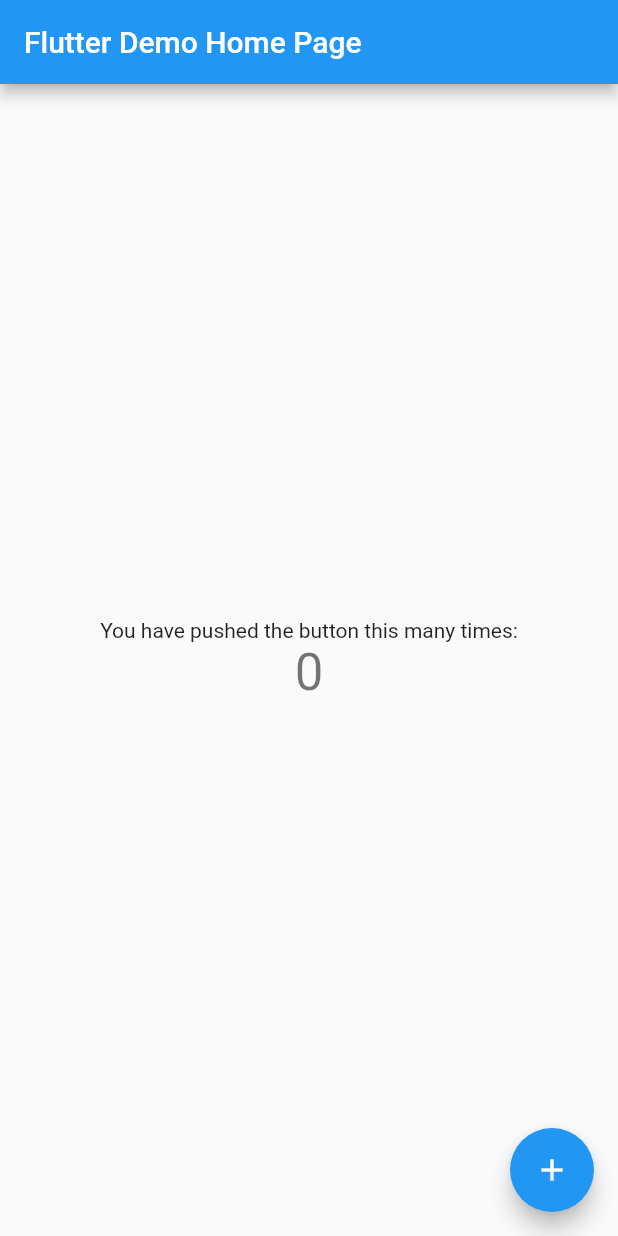
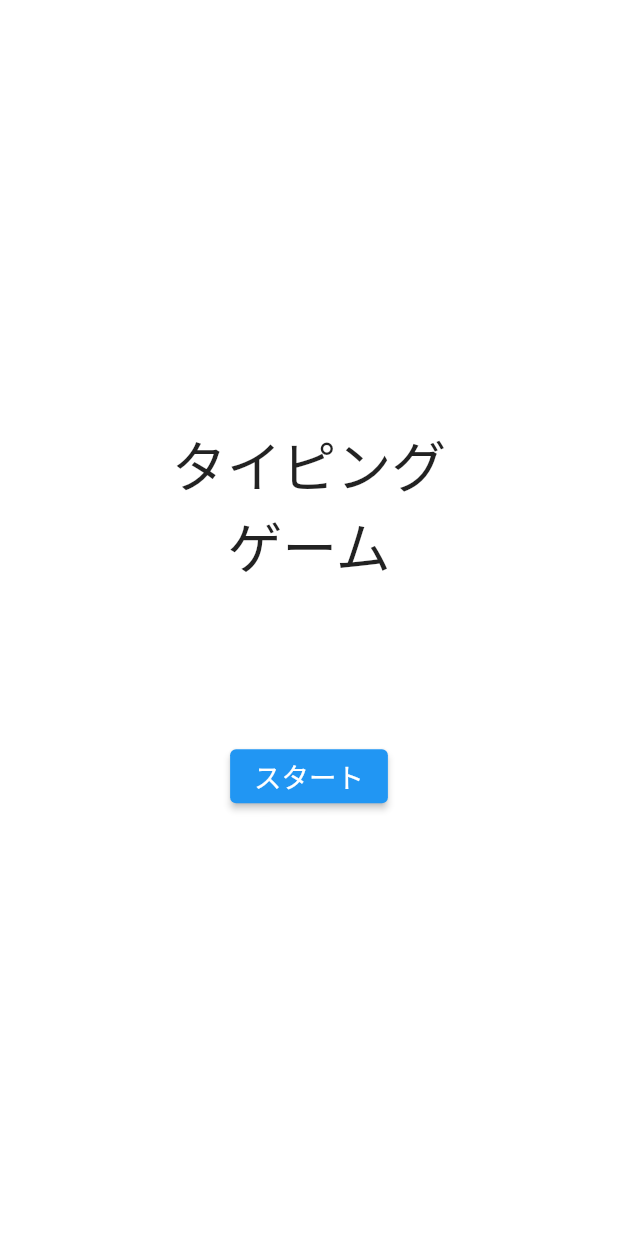
Before and after one commit to t-akkun/typing, a Flutter app: the screen it shows after launch, on a phone screen of 412 x 824 dp. Run offline on Flutter 3.47's test engine with Material 2 defaults, Android fonts, the phone set to English and light mode, and no system bars; our stand-ins replace flutter_bloc, flutter_screenutil.

Commit message:
add: 基本部分の作成、スタート画面の作成

```diff
--- /dev/null
+++ b/lib/constants.dart
@@ -0,0 +1,17 @@
+import 'package:flutter/material.dart';
+import 'package:flutter_screenutil/flutter_screenutil.dart';
+
+class AppString {
+  static const appName = "TypingGame";
+  static const title = "タイピング\nゲーム";
+  static const start = "スタート";
+}
+
+class AppTextStyle {
+  static final bigButton = TextStyle(fontSize: 20.sp);
+  static final title = TextStyle(fontSize: 40.sp);
+}
+
+class AppDesign {
+  static final smallSpace = 100.h;
+}
--- a/lib/main.dart
+++ b/lib/main.dart
@@ -1,117 +1,40 @@
+import 'package:flutter/cupertino.dart';
 import 'package:flutter/material.dart';
+import 'package:flutter/services.dart';
+import 'package:flutter_bloc/flutter_bloc.dart';
+import 'package:flutter_screenutil/flutter_screenutil.dart';
+
+import 'package:typing/constants.dart';
+import 'package:typing/presentation/blocs/typing_bloc.dart';
+import 'package:typing/presentation/pages/start_page.dart';
 
 void main() {
-  runApp(MyApp());
+  WidgetsFlutterBinding.ensureInitialized();
+//縦画面固定
+  SystemChrome.setPreferredOrientations([DeviceOrientation.portraitUp])
+      .then((_) {
+    runApp(
+        ScreenUtilInit(designSize: Size(450, 800), builder: () => TypingApp()));
+  });
 }
 
-class MyApp extends StatelessWidget {
-  // This widget is the root of your application.
+class TypingApp extends StatelessWidget {
   @override
   Widget build(BuildContext context) {
     return MaterialApp(
-      title: 'Flutter Demo',
+      title: AppString.title,
       theme: ThemeData(
-        // This is the theme of your application.
-        //
-        // Try running your application with "flutter run". You'll see the
-        // application has a blue toolbar. Then, without quitting the app, try
-        // changing the primarySwatch below to Colors.green and then invoke
-        // "hot reload" (press "r" in the console where you ran "flutter run",
-        // or simply save your changes to "hot reload" in a Flutter IDE).
-        // Notice that the counter didn't reset back to zero; the application
-        // is not restarted.
         primarySwatch: Colors.blue,
-        // This makes the visual density adapt to the platform that you run
-        // the app on. For desktop platforms, the controls will be smaller and
-        // closer together (more dense) than on mobile platforms.
-        visualDensity: VisualDensity.adaptivePlatformDensity,
+        scaffoldBackgroundColor: Colors.white,
       ),
-      home: MyHomePage(title: 'Flutter Demo Home Page'),
+      home: MultiBlocProvider(
+        providers: [
+          BlocProvider<TypingBloc>(
+            create: (BuildContext context) => TypingBloc(),
+          ),
+        ],
+        child: StartPage(),
+      ),
     );
   }
 }
-
-class MyHomePage extends StatefulWidget {
-  MyHomePage({Key key, this.title}) : super(key: key);
-
-  // This widget is the home page of your application. It is stateful, meaning
-  // that it has a State object (defined below) that contains fields that affect
-  // how it looks.
-
-  // This class is the configuration for the state. It holds the values (in this
-  // case the title) provided by the parent (in this case the App widget) and
-  // used by the build method of the State. Fields in a Widget subclass are
-  // always marked "final".
-
-  final String title;
-
-  @override
-  _MyHomePageState createState() => _MyHomePageState();
-}
-
-class _MyHomePageState extends State<MyHomePage> {
-  int _counter = 0;
-
-  void _incrementCounter() {
-    setState(() {
-      // This call to setState tells the Flutter framework that something has
-      // changed in this State, which causes it to rerun the build method below
-      // so that the display can reflect the updated values. If we changed
-      // _counter without calling setState(), then the build method would not be
-      // called again, and so nothing would appear to happen.
-      _counter++;
-    });
-  }
-
-  @override
-  Widget build(BuildContext context) {
-    // This method is rerun every time setState is called, for instance as done
-    // by the _incrementCounter method above.
-    //
-    // The Flutter framework has been optimized to make rerunning build methods
-    // fast, so that you can just rebuild anything that needs updating rather
-    // than having to individually change instances of widgets.
-    return Scaffold(
-      appBar: AppBar(
-        // Here we take the value from the MyHomePage object that was created by
-        // the App.build method, and use it to set our appbar title.
-        title: Text(widget.title),
-      ),
-      body: Center(
-        // Center is a layout widget. It takes a single child and positions it
-        // in the middle of the parent.
-        child: Column(
-          // Column is also a layout widget. It takes a list of children and
-          // arranges them vertically. By default, it sizes itself to fit its
-          // children horizontally, and tries to be as tall as its parent.
-          //
-          // Invoke "debug painting" (press "p" in the console, choose the
-          // "Toggle Debug Paint" action from the Flutter Inspector in Android
-          // Studio, or the "Toggle Debug Paint" command in Visual Studio Code)
-          // to see the wireframe for each widget.
-          //
-          // Column has various properties to control how it sizes itself and
-          // how it positions its children. Here we use mainAxisAlignment to
-          // center the children vertically; the main axis here is the vertical
-          // axis because Columns are vertical (the cross axis would be
-          // horizontal).
-          mainAxisAlignment: MainAxisAlignment.center,
-          children: <Widget>[
-            Text(
-              'You have pushed the button this many times:',
-            ),
-            Text(
-              '$_counter',
-              style: Theme.of(context).textTheme.headline4,
-            ),
-          ],
-        ),
-      ),
-      floatingActionButton: FloatingActionButton(
-        onPressed: _incrementCounter,
-        tooltip: 'Increment',
-        child: Icon(Icons.add),
-      ), // This trailing comma makes auto-formatting nicer for build methods.
-    );
-  }
-}
--- /dev/null
+++ b/lib/presentation/blocs/typing_bloc.dart
@@ -0,0 +1,16 @@
+import 'package:flutter_bloc/flutter_bloc.dart';
+
+enum TypingEvent { next }
+
+class TypingBloc extends Bloc<TypingEvent, int> {
+  TypingBloc() : super(0);
+
+  Stream<int> getNext(TypingEvent event) async* {
+    switch (event) {
+      case TypingEvent.next:
+        break;
+      default:
+        addError(Exception('unsupported event'));
+    }
+  }
+}
--- /dev/null
+++ b/lib/presentation/pages/start_page.dart
@@ -0,0 +1,58 @@
+import 'package:flutter/material.dart';
+import 'package:flutter/services.dart';
+import 'package:typing/presentation/pages/typing_page.dart';
+
+import '../../constants.dart';
+
+class StartPage extends StatelessWidget {
+  static Route<dynamic> route() {
+    return MaterialPageRoute<dynamic>(
+      builder: (_) => StartPage(),
+    );
+  }
+
+  @override
+  Widget build(BuildContext context) {
+    return AnnotatedRegion<SystemUiOverlayStyle>(
+      value: const SystemUiOverlayStyle(
+        /// Android のステータスバーのカラー設定
+        statusBarIconBrightness: Brightness.light,
+
+        /// iOSのステータスバーのカラー設定
+        statusBarBrightness: Brightness.dark,
+      ),
+      //戻るボタンの設定
+      child: WillPopScope(
+        onWillPop: () async {
+          return false;
+        },
+        child: Scaffold(
+          body: Center(
+            child: Column(
+              mainAxisSize: MainAxisSize.min,
+              children: [
+                Text(
+                  AppString.title,
+                  style: AppTextStyle.title,
+                  textAlign: TextAlign.center,
+                ),
+                SizedBox(height: AppDesign.smallSpace),
+                ElevatedButton(
+                  child: Text(
+                    AppString.start,
+                    style: AppTextStyle.bigButton,
+                  ),
+                  style: ElevatedButton.styleFrom(),
+                  onPressed: () {
+                    Navigator.of(context).pushAndRemoveUntil<dynamic>(
+                        TypingPage.route(), (route) => false);
+                  },
+                ),
+              ],
+            ),
+          ),
+        ),
+      ),
+    );
+  }
+}
```
Also changed, not shown: lib/presentation/pages/typing_page.dart (added, +32 -0 lines), pubspec.yaml (+3 -59 lines), pubspec.lock, 1 other file.
